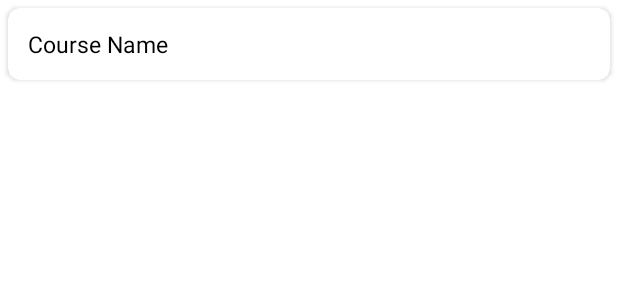
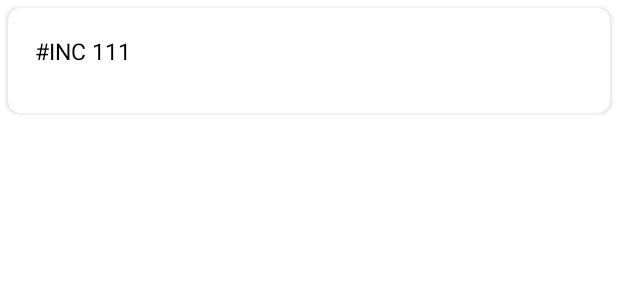
Before and after one commit to mugishajc/New-Mighty-App-Mobile, an Android app: the layout course_rv_item.xml on its own in the app's theme, with its tools: preview values and no code run, on a phone screen of 412 x 824 dp. Shown: the top 300 px of the screen. Run offline under Robolectric (Android 15) with nearby library versions, the phone set to English and light mode, and no system bars.

Commit message:
recyclerview item list layout UI improvements

```diff
--- a/app/src/main/res/layout/course_rv_item.xml
+++ b/app/src/main/res/layout/course_rv_item.xml
@@ -11,17 +11,16 @@
     <LinearLayout
         android:id="@+id/idLLCourse"
         android:layout_width="match_parent"
-        android:layout_height="wrap_content"
-        android:layout_margin="5dp"
+        android:layout_height="50dp"
+        android:layout_margin="10dp"
         android:orientation="vertical">
 
-        <!--text view for our course name-->
         <TextView
             android:id="@+id/idTVCourseName"
             android:layout_width="match_parent"
             android:layout_height="wrap_content"
             android:padding="8dp"
-            android:text="Course Name"
+            android:text="#INC 111"
             android:textColor="@color/black"
             android:textSize="15sp" />
 
```
